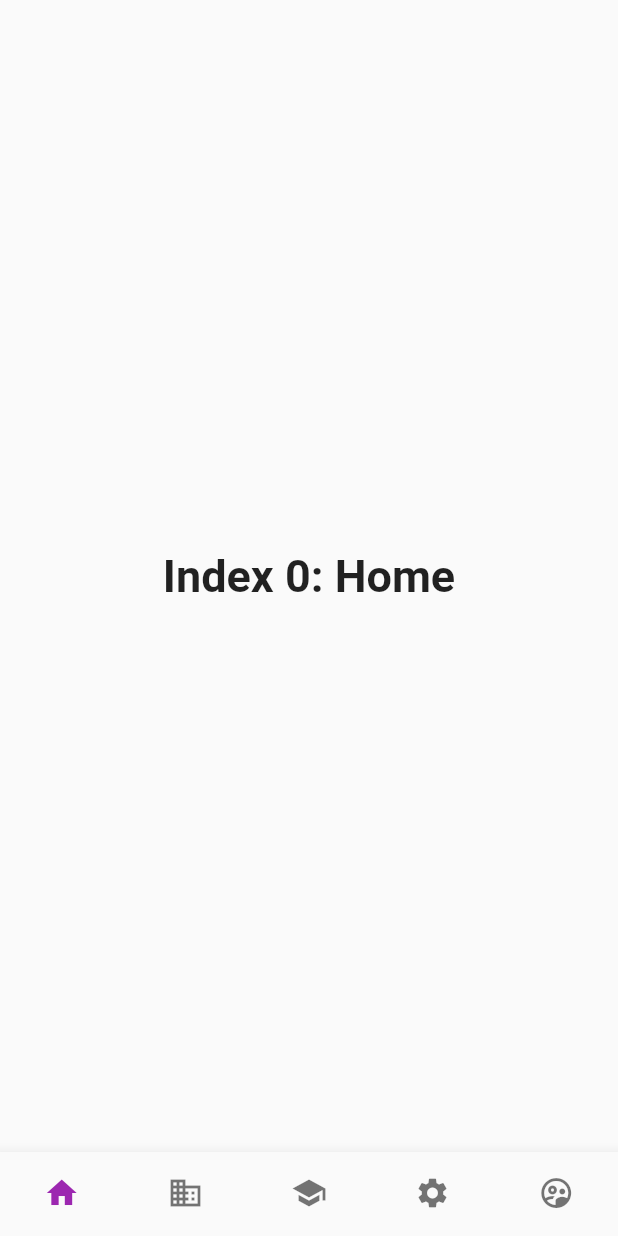
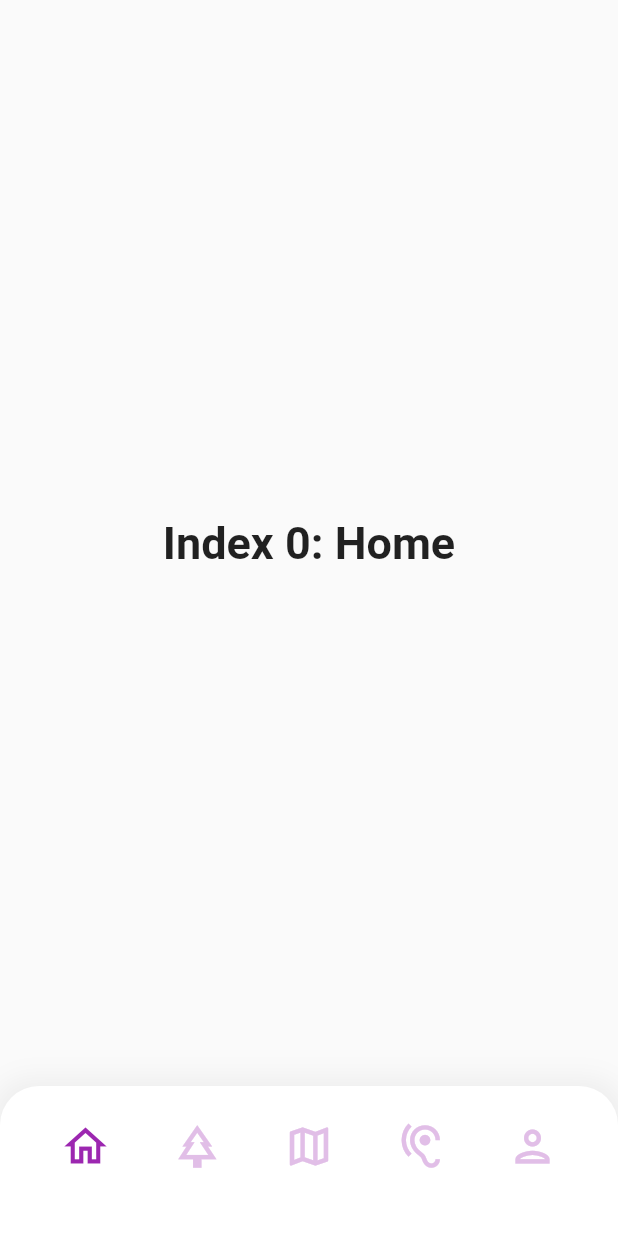
Before and after one commit to Crepiks/demal-mobile, a Flutter app: the screen it shows after launch, on a phone screen of 412 x 824 dp. Run offline on Flutter 3.47's test engine with Material 2 defaults, Android fonts, the phone set to English and light mode, and no system bars.

Commit message:
feat: create bottom navigation component

```diff
--- /dev/null
+++ b/lib/common/components/bottom_navigation.dart
@@ -0,0 +1,55 @@
+import "package:flutter/material.dart";
+
+class BottomNavigation extends StatelessWidget {
+  const BottomNavigation({Key? key}) : super(key: key);
+
+  @override
+  Widget build(BuildContext context) {
+    return SizedBox(
+        height: 100,
+        width: double.infinity,
+        child: Container(
+            decoration: BoxDecoration(
+                color: Colors.white,
+                boxShadow: [
+                  BoxShadow(
+                      color: Colors.grey.shade200,
+                      blurRadius: 14,
+                      spreadRadius: 5),
+                ],
+                borderRadius: BorderRadius.only(
+                    topLeft: Radius.circular(26),
+                    topRight: Radius.circular(26))),
+            child: Padding(
+                padding: EdgeInsets.only(left: 40, right: 40, bottom: 20),
+                child: Row(
+                    mainAxisAlignment: MainAxisAlignment.spaceBetween,
+                    children: [
+                      Icon(
+                        Icons.home_outlined,
+                        size: 34,
+                        color: Colors.purple,
+                      ),
+                      Icon(
+                        Icons.park_outlined,
+                        size: 34,
+                        color: Colors.purple.shade100,
+                      ),
+                      Icon(
+                        Icons.map_outlined,
+                        size: 34,
+                        color: Colors.purple.shade100,
+                      ),
+                      Icon(
+                        Icons.hearing_outlined,
+                        size: 34,
+                        color: Colors.purple.shade100,
+                      ),
+                      Icon(
+                        Icons.person_outlined,
+                        size: 34,
+                        color: Colors.purple.shade100,
+                      ),
+                    ]))));
+  }
+}
--- a/lib/main.dart
+++ b/lib/main.dart
@@ -1,4 +1,5 @@
 import 'package:flutter/material.dart';
+import 'package:demal/common/components/bottom_navigation.dart';
 
 void main() => runApp(App());
 
@@ -13,21 +14,22 @@ class App extends StatelessWidget {
           brightness: Brightness.light,
           splashColor: Colors.transparent,
           highlightColor: Colors.transparent),
-      home: MyStatefulWidget(),
+      home: MainScreens(),
+      debugShowCheckedModeBanner: false,
     );
   }
 }
 
 /// This is the stateful widget that the main application instantiates.
-class MyStatefulWidget extends StatefulWidget {
-  const MyStatefulWidget({Key? key}) : super(key: key);
+class MainScreens extends StatefulWidget {
+  const MainScreens({Key? key}) : super(key: key);
 
   @override
-  State<MyStatefulWidget> createState() => _MyStatefulWidgetState();
+  State<MainScreens> createState() => _MainScreensState();
 }
 
 /// This is the private State class that goes with MyStatefulWidget.
-class _MyStatefulWidgetState extends State<MyStatefulWidget> {
+class _MainScreensState extends State<MainScreens> {
   int _selectedIndex = 0;
   static const TextStyle optionStyle =
       TextStyle(fontSize: 30, fontWeight: FontWeight.bold);
@@ -67,37 +69,8 @@ class _MyStatefulWidgetState extends State<MyStatefulWidget> {
           child: _widgetOptions.elementAt(_selectedIndex),
         ),
         bottomNavigationBar: Container(
-          decoration: BoxDecoration(
-              borderRadius: BorderRadius.all(Radius.circular(10))),
-          child: BottomNavigationBar(
-            selectedFontSize: 0,
-            selectedIconTheme: IconThemeData(color: Colors.purple),
-            type: BottomNavigationBarType.fixed,
-            items: <BottomNavigationBarItem>[
-              BottomNavigationBarItem(
-                icon: Icon(Icons.home),
-                label: '',
-              ),
-              BottomNavigationBarItem(
-                icon: Icon(Icons.business),
-                label: '',
-              ),
-              BottomNavigationBarItem(
-                icon: Icon(Icons.school),
-                label: '',
-              ),
-              BottomNavigationBarItem(
-                icon: Icon(Icons.settings),
-                label: '',
-              ),
-              BottomNavigationBarItem(
-                icon: Icon(Icons.supervised_user_circle_outlined),
-                label: '',
-              ),
-            ],
-            currentIndex: _selectedIndex,
-            onTap: _onItemTapped,
-          ),
-        ));
+            decoration: BoxDecoration(
+                borderRadius: BorderRadius.all(Radius.circular(10))),
+            child: BottomNavigation()));
   }
 }
```
